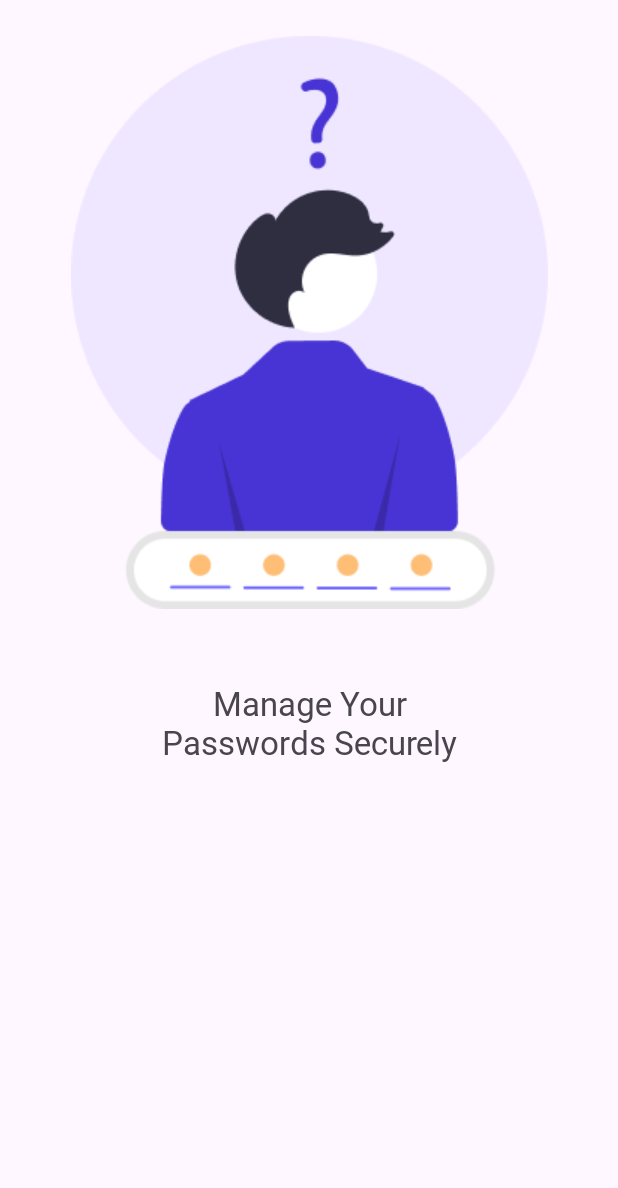
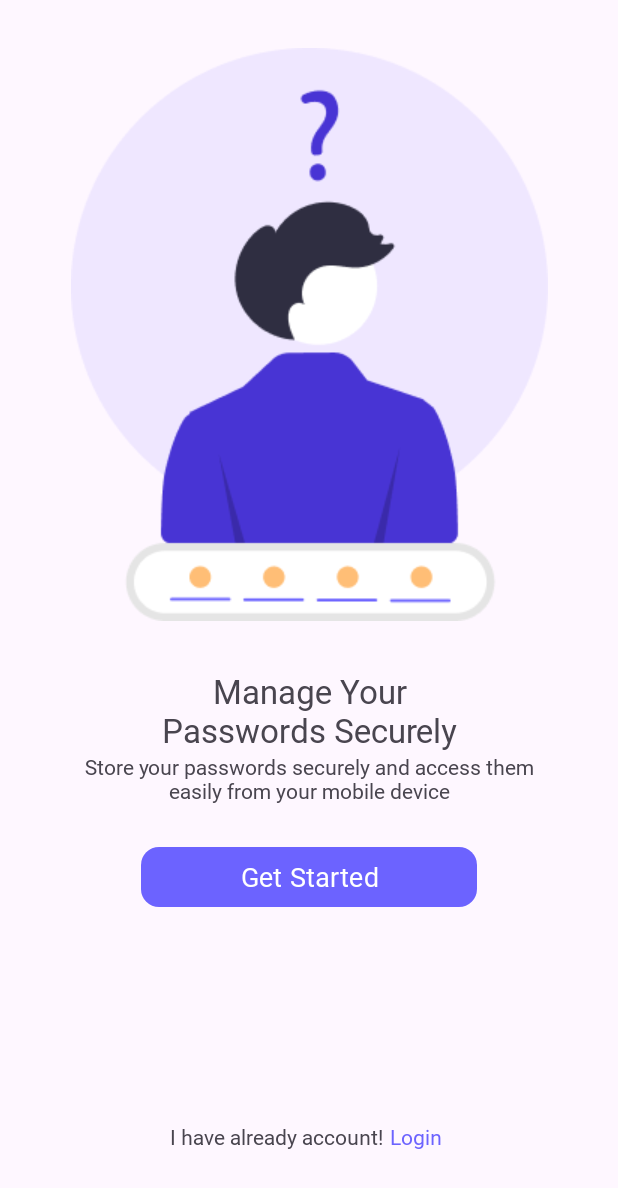
Before and after one commit to oktaytan/CoPassAndroid, an Android app: the screen it shows after launch (MainActivity), on a phone screen of 412 x 824 dp. Shown: the top 1188 px of the screen. Run offline under Robolectric (Android 15) with nearby library versions, the phone set to English and light mode, and no system bars; our stand-ins replace Dagger/Hilt's generated code.

Commit message:
created onboarding screen layout

```diff
--- a/app/src/main/res/layout/activity_main.xml
+++ b/app/src/main/res/layout/activity_main.xml
@@ -11,21 +11,78 @@
         android:id="@+id/imageView"
         android:layout_width="318dp"
         android:layout_height="382dp"
-        android:layout_marginTop="24dp"
+        android:layout_marginTop="32dp"
+        android:contentDescription="@string/onboarding_title"
         app:layout_constraintEnd_toEndOf="parent"
         app:layout_constraintStart_toStartOf="parent"
         app:layout_constraintTop_toTopOf="parent"
         app:srcCompat="@drawable/onboarding" />
 
     <TextView
+        android:id="@+id/textView2"
         android:layout_width="237dp"
         android:layout_height="wrap_content"
-        android:layout_marginTop="48dp"
+        android:layout_marginTop="32dp"
         android:fontFamily="@font/sf_pro_display_bold"
-        android:text="@string/manage_your_passwords_securely"
+        android:text="@string/onboarding_title"
         android:textAlignment="center"
         android:textSize="22sp"
         app:layout_constraintEnd_toEndOf="parent"
         app:layout_constraintStart_toStartOf="parent"
         app:layout_constraintTop_toBottomOf="@+id/imageView" />
+
+    <TextView
+        android:id="@+id/textView"
+        android:layout_width="wrap_content"
+        android:layout_height="wrap_content"
+        android:layout_marginTop="0dp"
+        android:fontFamily="@font/sf_pro_display_regular"
+        android:text="@string/onboarding_message"
+        android:textAlignment="center"
+        android:textSize="14sp"
+        app:layout_constraintEnd_toEndOf="parent"
+        app:layout_constraintStart_toStartOf="parent"
+        app:layout_constraintTop_toBottomOf="@+id/textView2" />
+
+    <Button
+        android:id="@+id/button"
+        style="@style/PrimaryButton"
+        android:layout_marginTop="24dp"
+        android:text="@string/onboarding_button_title"
+        app:layout_constraintEnd_toEndOf="parent"
+        app:layout_constraintStart_toStartOf="parent"
+        app:layout_constraintTop_toBottomOf="@+id/textView" />
+
+    <LinearLayout
+        android:layout_width="wrap_content"
+        android:layout_height="44dp"
+        android:layout_marginBottom="44dp"
+        android:orientation="horizontal"
+        app:layout_constraintBottom_toBottomOf="parent"
+        app:layout_constraintEnd_toEndOf="parent"
+        app:layout_constraintStart_toStartOf="parent">
+
+        <TextView
+            android:layout_width="wrap_content"
+            android:layout_height="match_parent"
+            android:fontFamily="@font/sf_pro_display_medium"
+            android:gravity="center"
+            android:text="@string/onboarding_already_account"
+            android:textSize="14sp" />
+
+        <TextView
+            android:layout_width="44dp"
+            android:layout_height="match_parent"
+            android:clickable="true"
+            android:focusable="true"
+            android:fontFamily="@font/sf_pro_display_bold"
+            android:gravity="center"
+            android:text="@string/login"
+            android:textColor="@color/purple"
+            android:textSize="14sp" />
+
+    </LinearLayout>
+
+
+
 </androidx.constraintlayout.widget.ConstraintLayout>
--- a/app/src/main/res/values/strings.xml
+++ b/app/src/main/res/values/strings.xml
@@ -1,4 +1,8 @@
 <resources>
     <string name="app_name">My Application</string>
-    <string name="manage_your_passwords_securely">Manage Your Passwords Securely</string>
+    <string name="onboarding_title">Manage Your Passwords Securely</string>
+    <string name="onboarding_message">Store your passwords securely and access them\neasily from your mobile device</string>
+    <string name="onboarding_button_title">Get Started</string>
+    <string name="onboarding_already_account">I have already account!</string>
+    <string name="login">Login</string>
 </resources>
--- /dev/null
+++ b/app/src/main/res/values/styles.xml
@@ -0,0 +1,16 @@
+<?xml version="1.0" encoding="utf-8"?>
+<resources>
+
+    <style name="PrimaryButton">
+        <item name="android:layout_width">224dp</item>
+        <item name="android:layout_height">wrap_content</item>
+        <item name="fontFamily">@font/sf_pro_display_bold</item>
+        <item name="android:textSize">18sp</item>
+        <item name="android:textColor">@color/white</item>
+        <item name="backgroundColor">@color/purple</item>
+        <item name="cornerRadius">12dp</item>
+        <item name="android:textAlignment">center</item>
+        <item name="android:clickable">true</item>
+    </style>
+
+</resources>
```
